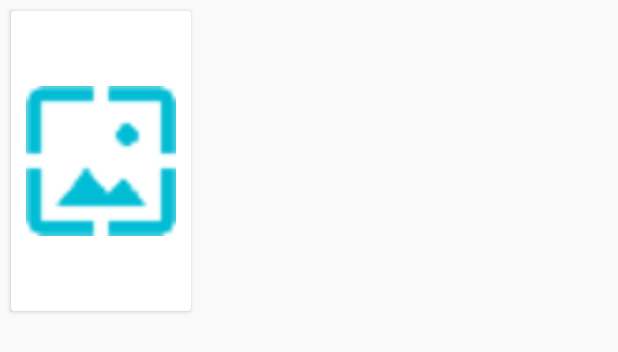
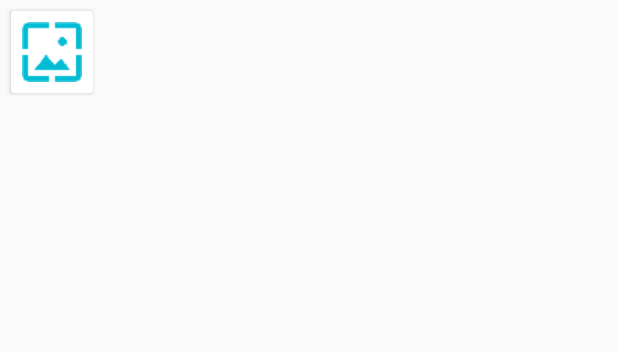
Before and after one commit to filipesilvazup/xy-inc, an Android app: the layout item_filme_cadastrado.xml on its own in the app's theme, with its tools: preview values and no code run, on a phone screen of 412 x 824 dp. Shown: the top 352 px of the screen. Run offline under Robolectric (Android 15) with nearby library versions, the phone set to English and light mode, and no system bars.

Commit message:
Alterando tamanho da imagem nos layouts

```diff
--- a/app/src/main/java/com/uberlandia/financas/filipe/exemploomdb/CadastrarFilmeActivity.java
+++ b/app/src/main/java/com/uberlandia/financas/filipe/exemploomdb/CadastrarFilmeActivity.java
@@ -125,7 +125,7 @@ public class CadastrarFilmeActivity extends AppCompatActivity {
                     if (!f.getPoster().equals("N/A")) {
                         Picasso.get()
                                 .load(f.getPoster())
-                                .resize(100, 200)
+                                .resize(280, 390)
                                 .centerCrop()
                                 .into(iv_poster);
                     }
--- a/app/src/main/java/com/uberlandia/financas/filipe/exemploomdb/MyAdapter.java
+++ b/app/src/main/java/com/uberlandia/financas/filipe/exemploomdb/MyAdapter.java
@@ -127,7 +127,7 @@ public class MyAdapter extends RecyclerView.Adapter {
             if (mDataset.get(position).getImdbID() != "" && !mDataset.get(position).getPoster().equals("N/A")) {
                 Picasso.get()
                         .load(mDataset.get(position).getPoster())
-                        .resize(200, 210)
+                        .resize(280, 350)
                         .centerCrop()
                         .into(((MyAdapter.ViewHolder) holder).imagemFilme);
             }
--- a/app/src/main/res/layout/activity_cadastrar_filme.xml
+++ b/app/src/main/res/layout/activity_cadastrar_filme.xml
@@ -26,8 +26,8 @@
             android:gravity="center_vertical|left">
 
             <RelativeLayout
-                android:layout_width="200dp"
-                android:layout_height="300dp"
+                android:layout_width="290dp"
+                android:layout_height="390dp"
                 android:layout_marginRight="30dp"
                 android:layout_centerVertical="true"
                 android:layout_marginBottom="20dp"
--- a/app/src/main/res/layout/item_filme_cadastrado.xml
+++ b/app/src/main/res/layout/item_filme_cadastrado.xml
@@ -14,10 +14,12 @@
 
         <ImageView
             android:id="@+id/img_filme"
-            android:layout_width="100dp"
-            android:layout_height="200dp"
-            android:layout_marginRight="10dp"
-            android:layout_marginLeft="10dp"
+            android:layout_width="wrap_content"
+            android:layout_height="wrap_content"
+            android:layout_marginRight="7dp"
+            android:layout_marginLeft="7dp"
+            android:layout_marginTop="7dp"
+            android:layout_marginBottom="7dp"
             android:src="@drawable/ic_wallpaper"
             />
         <TextView
```
